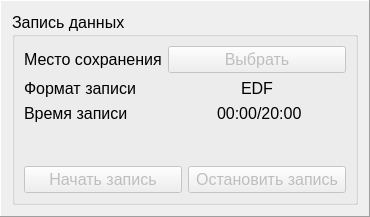
First picture: the form in resources/frm_online_control_recording.ui, repository mcsltd/mcs-inRat-monitor, before the edit.
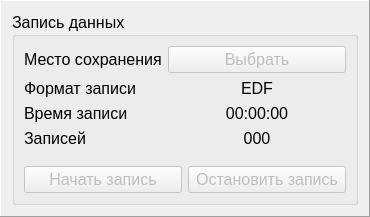
Second picture: the form after the edit.

Commit message: feat: switch save in edf files

Patch:
```diff
--- a/resources/frm_online_control_recording.ui
+++ b/resources/frm_online_control_recording.ui
@@ -79,17 +79,10 @@
             <item>
              <widget class="QLabel" name="labelRecordingTime">
               <property name="text">
-               <string>00:00</string>
+               <string>00:00:00</string>
               </property>
               <property name="alignment">
-               <set>Qt::AlignmentFlag::AlignRight|Qt::AlignmentFlag::AlignTrailing|Qt::AlignmentFlag::AlignVCenter</set>
-              </property>
-             </widget>
-            </item>
-            <item>
-             <widget class="QLabel" name="labelMaxRecordingTime">
-              <property name="text">
-               <string>/20:00</string>
+               <set>Qt::AlignmentFlag::AlignCenter</set>
               </property>
              </widget>
             </item>
@@ -122,6 +115,23 @@
             </property>
            </widget>
           </item>
+          <item row="3" column="0">
+           <widget class="QLabel" name="labelCounter">
+            <property name="text">
+             <string>Записей</string>
+            </property>
+           </widget>
+          </item>
+          <item row="3" column="1">
+           <widget class="QLabel" name="labelFileCounter">
+            <property name="text">
+             <string>000</string>
+            </property>
+            <property name="alignment">
+             <set>Qt::AlignmentFlag::AlignCenter</set>
+            </property>
+           </widget>
+          </item>
          </layout>
         </item>
         <item>
```
The commit also changes 2 other files.
